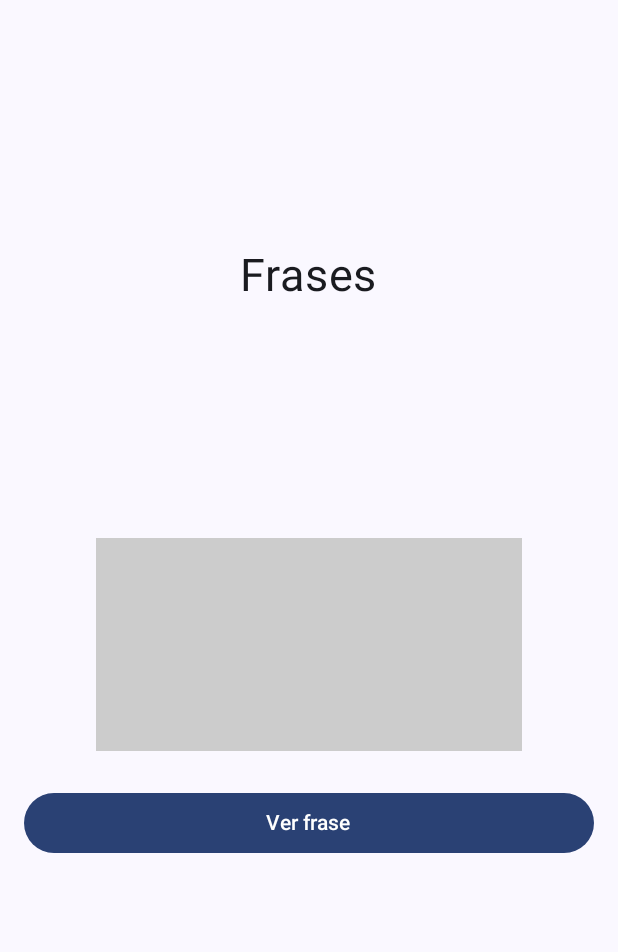
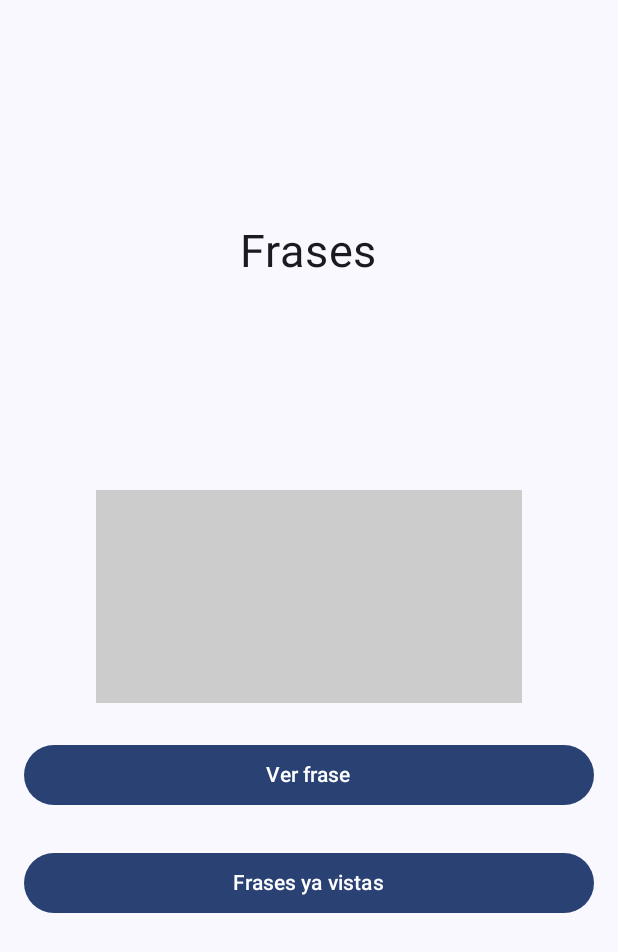
Before and after one commit to ivanmacieldxz/girlfriend-present-android-app, an Android app built with Jetpack Compose: the PhrasesScreen screen opened through its navigation route, on a phone screen of 412 x 824 dp. Shown: the top 952 px of the screen. Run offline under Robolectric (Android 15) with nearby library versions, the phone set to English and light mode, and no system bars; libraries missing offline, so code that uses them is left out: coil.decode.

Commit message:
Implemented seenPhrases section and bugfix Bugfix: phrases showing more than once - Since phrasesScreen asks viewmodel to reload phrases on every recomposition, phrases were getting added without caring if they already were in cache. - Since bugfix, now "cache" doesn't work as a cache anymore. (cache refers to seenPhrases and unseenPhrases viewmodel's lists)

```diff
--- a/app/src/main/java/com/kongedxz/appfiore/presentation/phrases/PhrasesScreen.kt
+++ b/app/src/main/java/com/kongedxz/appfiore/presentation/phrases/PhrasesScreen.kt
@@ -2,7 +2,10 @@ package com.kongedxz.appfiore.presentation.phrases
 
 import android.widget.Toast
 import androidx.compose.animation.AnimatedVisibility
+import androidx.compose.animation.expandVertically
+import androidx.compose.animation.shrinkVertically
 import androidx.compose.foundation.background
+import androidx.compose.foundation.layout.Box
 import androidx.compose.foundation.layout.Column
 import androidx.compose.foundation.layout.Spacer
 import androidx.compose.foundation.layout.aspectRatio
@@ -10,7 +13,10 @@ import androidx.compose.foundation.layout.fillMaxSize
 import androidx.compose.foundation.layout.fillMaxWidth
 import androidx.compose.foundation.layout.height
 import androidx.compose.foundation.layout.padding
+import androidx.compose.foundation.layout.requiredHeightIn
 import androidx.compose.foundation.layout.size
+import androidx.compose.foundation.rememberScrollState
+import androidx.compose.foundation.verticalScroll
 import androidx.compose.material3.Button
 import androidx.compose.material3.CircularProgressIndicator
 import androidx.compose.material3.Text
@@ -19,6 +25,9 @@ import androidx.compose.runtime.DisposableEffect
 import androidx.compose.runtime.LaunchedEffect
 import androidx.compose.runtime.collectAsState
 import androidx.compose.runtime.getValue
+import androidx.compose.runtime.mutableStateOf
+import androidx.compose.runtime.remember
+import androidx.compose.runtime.setValue
 import androidx.compose.ui.Alignment
 import androidx.compose.ui.Modifier
 import androidx.compose.ui.graphics.Color
@@ -44,6 +53,12 @@ fun PhrasesScreen(
         phrasesViewModel.loadPhrases()
     }
 
+    DisposableEffect(Unit) {
+        onDispose {
+            phrasesViewModel.saveState()
+        }
+    }
+
     when {
         loadedPhrasesUiState.wereErrors -> ErrorScreen("Error loading phrases :c")
         else -> PhrasesNormalScreen(
@@ -54,13 +69,9 @@ fun PhrasesScreen(
             phrasesViewModel = phrasesViewModel
         )
     }
+}
 
-    DisposableEffect(key1 = Unit) {
-        onDispose {
-            phrasesViewModel.saveState()
-        }
-    }
-}
+//TODO: improve seenPhrases section ui
 
 @Composable
 fun PhrasesNormalScreen(
@@ -71,11 +82,16 @@ fun PhrasesNormalScreen(
     emptyUnseenPhrasesList: Boolean
 ) {
     val context = LocalContext.current
+    var showSeenPhrases by remember { mutableStateOf(false) }
 
-    Column(
+    Box (
         modifier = modifier
             .fillMaxSize()
-            .padding(16.dp),
+    ) {
+        Column(
+            modifier = Modifier
+                .fillMaxSize()
+                .padding(horizontal = 16.dp),
             horizontalAlignment = Alignment.CenterHorizontally
         ) {
 
@@ -119,6 +135,50 @@ fun PhrasesNormalScreen(
                 }
             }
 
+            Spacer(modifier = Modifier.height(24.dp))
+
+            Button(
+                onClick = {
+                    showSeenPhrases = showSeenPhrases.not()
+                },
+                modifier = Modifier
+                    .fillMaxWidth()
+            ) {
+                AnimatedVisibility(
+                    visible = loadedPhrasesUiState.isDone,
+                ) {
+                    Text(text = "Frases ya vistas")
+                }
+            }
+
             Spacer(modifier = Modifier.weight(3f))
         }
+
+        AnimatedVisibility(
+            showSeenPhrases,
+            modifier = Modifier.
+                align(Alignment.BottomCenter),
+                enter = expandVertically(),
+                exit = shrinkVertically()
+        ) {
+            Column(
+                modifier = Modifier
+                    .fillMaxWidth()
+                    .requiredHeightIn(max = 200.dp)
+                    .verticalScroll(rememberScrollState())
+                    .background(Color.Red),
+            ) {
+                val seenPhrases = phrasesViewModel.getSeenPhrases()
+
+                seenPhrases.forEach {
+                    Text(
+                        modifier = Modifier
+                            .fillMaxWidth()
+                            .padding(start = 16.dp, end = 16.dp, top = 8.dp, bottom = 8.dp),
+                        text = it
+                    )
                 }
+            }
+        }
+    }
+}
--- a/app/src/main/java/com/kongedxz/appfiore/presentation/phrases/PhrasesViewModel.kt
+++ b/app/src/main/java/com/kongedxz/appfiore/presentation/phrases/PhrasesViewModel.kt
@@ -29,8 +29,20 @@ class PhrasesViewModel(private val phrasesRepository: PhrasesRepository) : ViewM
                 LoadedPhrasesUiState()
             )
 
-            seenPhrases.addAll(phrasesRepository.getSeenPhrases())
-            unseenPhrases.addAll(phrasesRepository.getUnseenPhrases())
+            seenPhrases.apply {
+                clear()
+                addAll(phrasesRepository.getSeenPhrases())
+            }
+            unseenPhrases.apply {
+                clear()
+                addAll(phrasesRepository.getUnseenPhrases())
+            }
+
+            if (unseenPhrases.isEmpty())
+                emptyUnseenPhrasesListMutableStateFlow.value = true
+
+            if (lastSeenPhrase.isEmpty().not())
+                phraseMutableStateFlow.value = lastSeenPhrase
 
             loadedPhrasesMutableStateFlow.emit(
                 LoadedPhrasesUiState(
@@ -61,6 +73,10 @@ class PhrasesViewModel(private val phrasesRepository: PhrasesRepository) : ViewM
         }
     }
 
+    fun getSeenPhrases(): List<String> {
+        return seenPhrases
+    }
+
     private fun seenPhrasesListHasErrors() =
         seenPhrases.isNotEmpty() && seenPhrases.first() == ERROR_PHRASE
     private fun unseenPhrasesListHasErrors() =
```
Lines whose indentation alone changed are shown as unchanged.
